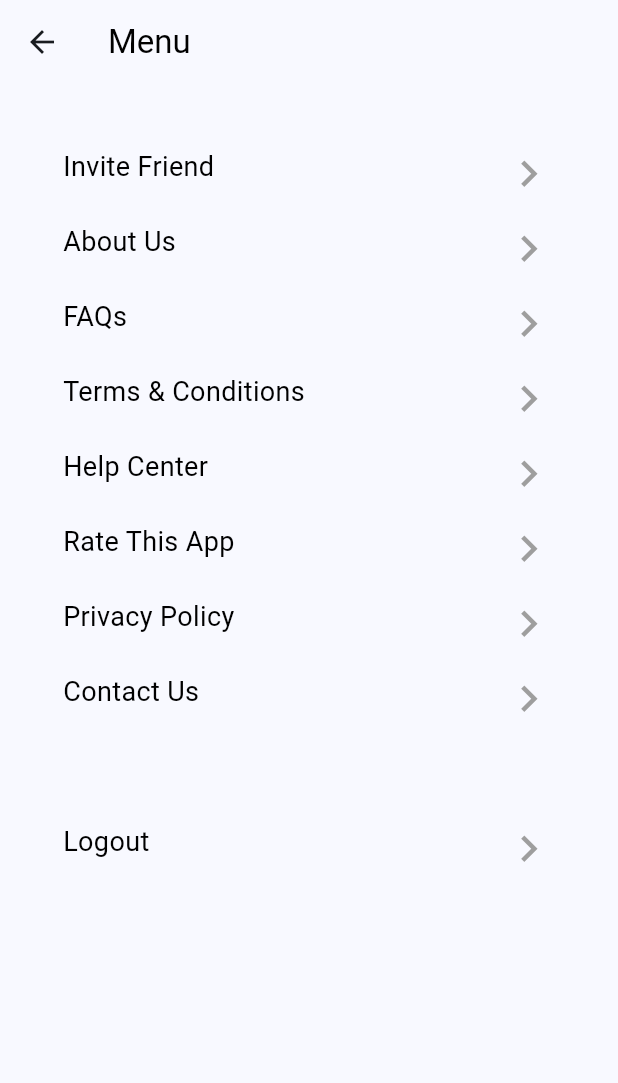
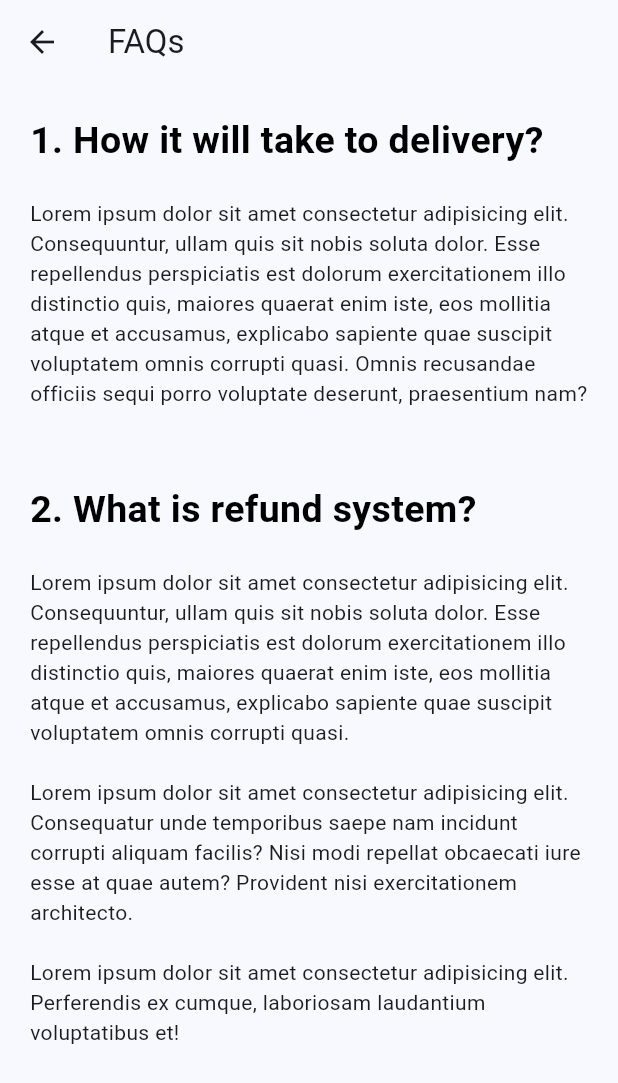
Before and after one commit to anggarasa/R.A-Store-Flutter-Version, a Flutter app: the MenuPage screen opened by its route, after a tap on "FAQs", on a phone screen of 412 x 824 dp. Shown: the top 1083 px of the screen. Run offline on Flutter 3.47's test engine with Material 3 defaults, Android fonts, the phone set to English and light mode, and no system bars; our stand-ins replace carousel_slider.

Commit message:
membuat tampilan FAQs

```diff
--- a/lib/main.dart
+++ b/lib/main.dart
@@ -10,6 +10,7 @@ import 'package:simple_app_ui_flutter/pages/home/detail_new_item.dart';
 import 'package:simple_app_ui_flutter/pages/home/detail_populer_packs.dart';
 import 'package:simple_app_ui_flutter/pages/home/home_page.dart';
 import 'package:simple_app_ui_flutter/pages/home/menu/about_us.dart';
+import 'package:simple_app_ui_flutter/pages/home/menu/faqs.dart';
 import 'package:simple_app_ui_flutter/pages/home/menu/menu.dart';
 import 'package:simple_app_ui_flutter/pages/home/new_items_all.dart';
 import 'package:simple_app_ui_flutter/pages/home/populer_pack_all.dart';
@@ -52,6 +53,8 @@ class MyApp extends StatelessWidget {
             const MenuPage(), // This is the route for the Menu page
         AboutUs.routeName: (context) =>
             const AboutUs(), // This is the route for the About Us page
+        Faqs.routeName: (context) =>
+            const Faqs(), // This is the route the for FAQs page
         NewItemsAll.routeName: (context) =>
             const NewItemsAll(), // This is the route for the All New Items page
         PopulerPackAll.routeName: (context) =>
--- /dev/null
+++ b/lib/pages/home/menu/faqs.dart
@@ -0,0 +1,65 @@
+import 'package:flutter/material.dart';
+
+class Faqs extends StatelessWidget {
+  const Faqs({super.key});
+
+  static const String routeName = '/menu/FAQs';
+
+  @override
+  Widget build(BuildContext context) {
+    return Scaffold(
+      appBar: AppBar(title: Text("FAQs")),
+      body: Padding(
+        padding: const EdgeInsets.all(20),
+        child: Column(
+          crossAxisAlignment: CrossAxisAlignment.start,
+          children: [
+            Text(
+              "1. How it will take to delivery?",
+              style: TextStyle(
+                color: Colors.black,
+                fontSize: 25,
+                fontWeight: FontWeight.bold,
+              ),
+            ),
+
+            SizedBox(height: 20),
+
+            Text(
+              "Lorem ipsum dolor sit amet consectetur adipisicing elit. Consequuntur, ullam quis sit nobis soluta dolor. Esse repellendus perspiciatis est dolorum exercitationem illo distinctio quis, maiores quaerat enim iste, eos mollitia atque et accusamus, explicabo sapiente quae suscipit voluptatem omnis corrupti quasi. Omnis recusandae officiis sequi porro voluptate deserunt, praesentium nam?",
+            ),
+
+            SizedBox(height: 50),
+
+            Text(
+              "2. What is refund system?",
+              style: TextStyle(
+                color: Colors.black,
+                fontSize: 25,
+                fontWeight: FontWeight.bold,
+              ),
+            ),
+
+            SizedBox(height: 20),
+
+            Text(
+              "Lorem ipsum dolor sit amet consectetur adipisicing elit. Consequuntur, ullam quis sit nobis soluta dolor. Esse repellendus perspiciatis est dolorum exercitationem illo distinctio quis, maiores quaerat enim iste, eos mollitia atque et accusamus, explicabo sapiente quae suscipit voluptatem omnis corrupti quasi.",
+            ),
+
+            SizedBox(height: 20),
+
+            Text(
+              "Lorem ipsum dolor sit amet consectetur adipisicing elit. Consequatur unde temporibus saepe nam incidunt corrupti aliquam facilis? Nisi modi repellat obcaecati iure esse at quae autem? Provident nisi exercitationem architecto.",
+            ),
+
+            SizedBox(height: 20),
+
+            Text(
+              "Lorem ipsum dolor sit amet consectetur adipisicing elit. Perferendis ex cumque, laboriosam laudantium voluptatibus et!",
+            ),
+          ],
+        ),
+      ),
+    );
+  }
+}
--- a/lib/pages/home/menu/menu.dart
+++ b/lib/pages/home/menu/menu.dart
@@ -1,6 +1,7 @@
 import 'package:flutter/material.dart';
 import 'package:simple_app_ui_flutter/pages/auth/auth_home.dart';
 import 'package:simple_app_ui_flutter/pages/home/menu/about_us.dart';
+import 'package:simple_app_ui_flutter/pages/home/menu/faqs.dart';
 
 class MenuPage extends StatelessWidget {
   const MenuPage({super.key});
@@ -31,7 +32,9 @@ class MenuPage extends StatelessWidget {
 
             // FAQs
             InkWell(
-              onTap: () {},
+              onTap: () {
+                Navigator.of(context).pushNamed(Faqs.routeName);
+              },
               borderRadius: BorderRadius.circular(10),
               child: MenuList(name: "FAQs"),
             ),
```
